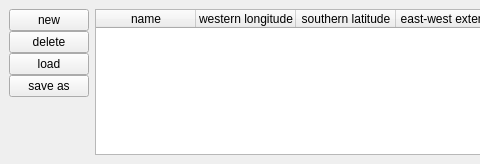
Old version of the form src/gxfw/boundingbox/bboxdockwidget.ui in the repository chrismile/met.3d; both pictures show x 0 to 480 and y 0 to 164 of the 1257 by 164 pixel window.
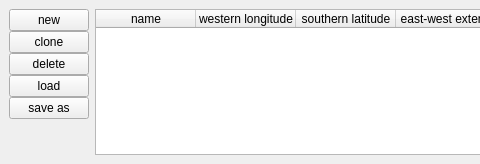
New version of the form.

Commit message: added button to clone a selected bounding box

What changed in the file:
```diff
--- a/src/gxfw/boundingbox/bboxdockwidget.ui
+++ b/src/gxfw/boundingbox/bboxdockwidget.ui
@@ -35,6 +35,19 @@
           </property>
          </widget>
         </item>
+        <item>
+         <widget class="QPushButton" name="cloneButton">
+          <property name="maximumSize">
+           <size>
+            <width>16777215</width>
+            <height>25</height>
+           </size>
+          </property>
+          <property name="text">
+           <string>clone</string>
+          </property>
+         </widget>
+        </item>
         <item>
          <widget class="QPushButton" name="deleteButton">
           <property name="maximumSize">
```
The commit also changes 2 other files.
